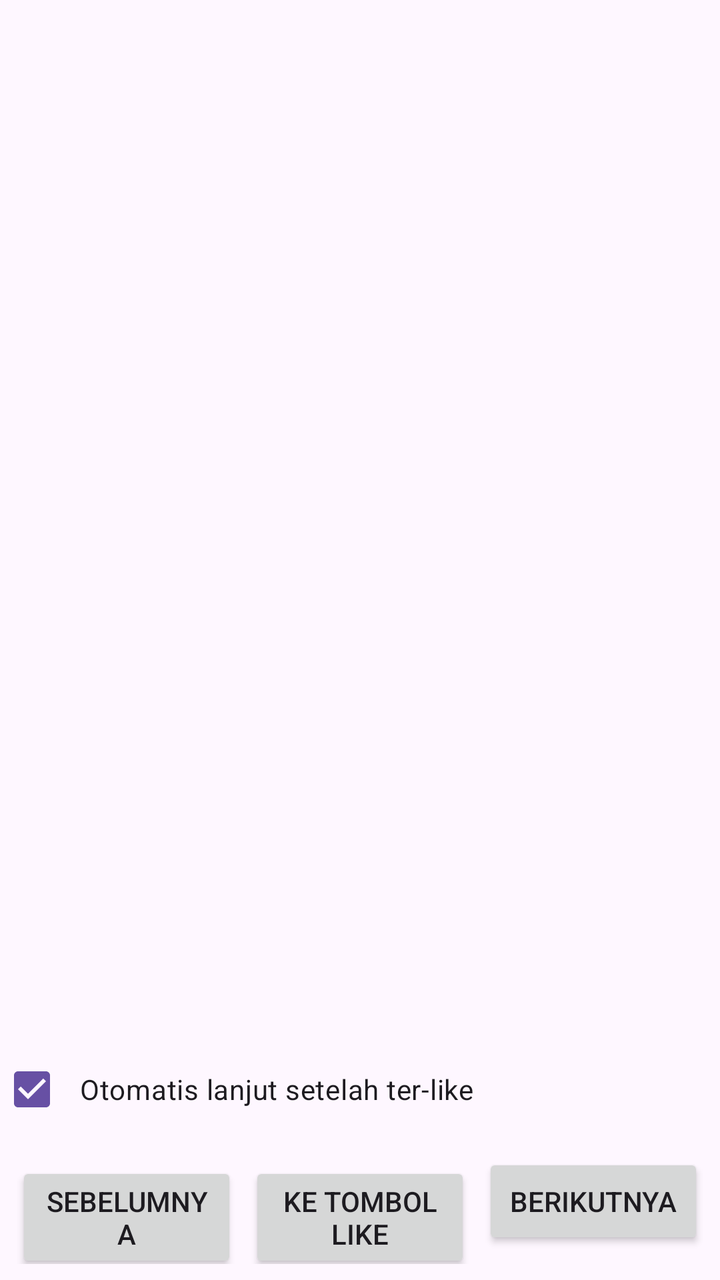
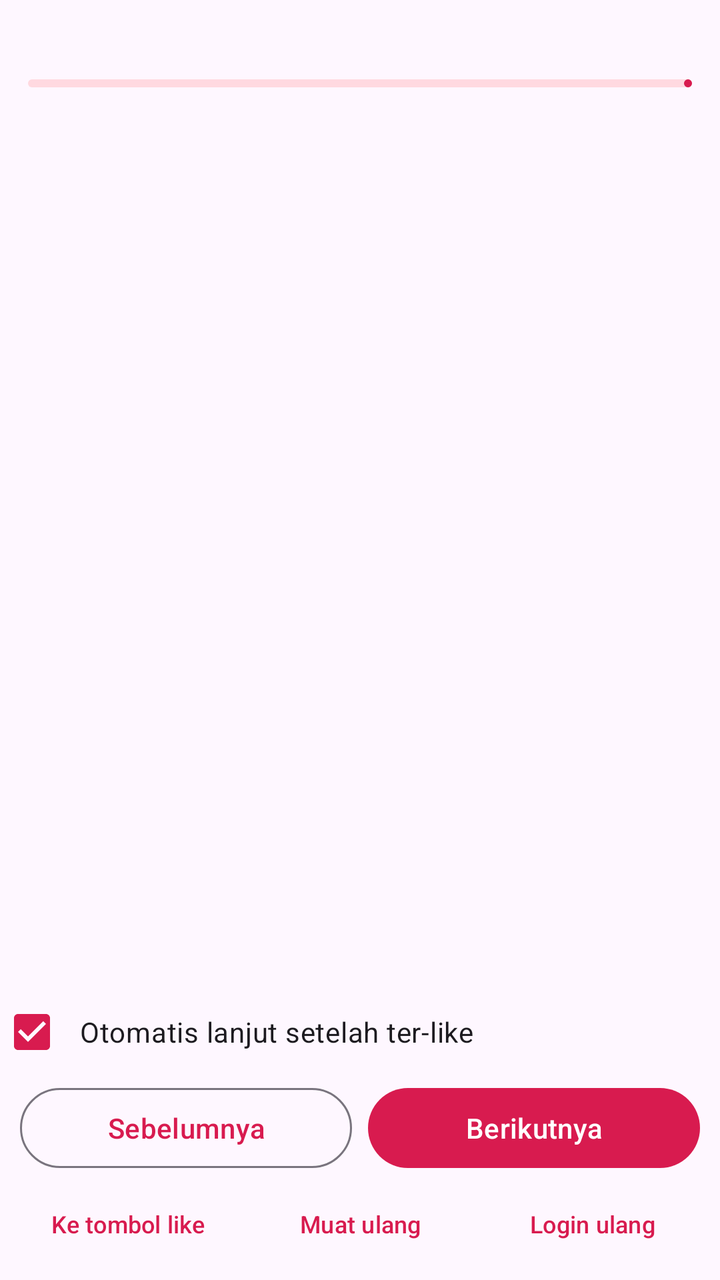

Compare the two renders of this Android layout. The source of the first and the diff that turns it into the second are given below.
<!-- AndroidManifest.xml: application theme Theme.TikTokLike -->
<!-- res/layout/activity_manual.xml -->
<?xml version="1.0" encoding="utf-8"?>
<LinearLayout xmlns:android="http://schemas.android.com/apk/res/android"
    android:layout_width="match_parent"
    android:layout_height="match_parent"
    android:fitsSystemWindows="true"
    android:orientation="vertical">

    <TextView
        android:id="@+id/tvTitle"
        android:layout_width="match_parent"
        android:layout_height="wrap_content"
        android:paddingStart="12dp"
        android:paddingTop="8dp"
        android:paddingEnd="12dp"
        android:textSize="16sp"
        android:textStyle="bold" />

    <TextView
        android:id="@+id/tvStatus"
        android:layout_width="match_parent"
        android:layout_height="wrap_content"
        android:paddingStart="12dp"
        android:paddingEnd="12dp"
        android:paddingBottom="6dp"
        android:textSize="14sp" />

    <FrameLayout
        android:id="@+id/holder"
        android:layout_width="match_parent"
        android:layout_height="0dp"
        android:layout_weight="1" />

    <CheckBox
        android:id="@+id/cbAuto"
        android:layout_width="match_parent"
        android:layout_height="wrap_content"
        android:checked="true"
        android:paddingStart="8dp"
        android:text="Otomatis lanjut setelah ter-like" />

    <LinearLayout
        android:layout_width="match_parent"
        android:layout_height="wrap_content"
        android:orientation="horizontal"
        android:padding="8dp">

        <Button
            android:id="@+id/btnPrev"
            android:layout_width="0dp"
            android:layout_height="wrap_content"
            android:layout_weight="1"
            android:text="Sebelumnya" />

        <Button
            android:id="@+id/btnFocus"
            android:layout_width="0dp"
            android:layout_height="wrap_content"
            android:layout_marginStart="6dp"
            android:layout_weight="1"
            android:text="Ke tombol like" />

        <Button
            android:id="@+id/btnNext"
            android:layout_width="0dp"
            android:layout_height="wrap_content"
            android:layout_marginStart="6dp"
            android:layout_weight="1"
            android:text="Berikutnya" />
    </LinearLayout>
</LinearLayout>
<!-- resources referenced by this layout -->
<resources>
  <style name="Theme.TikTokLike" parent="Theme.Material3.DayNight.NoActionBar" />
</resources>

<!-- the commit's change to res/layout/activity_manual.xml (unified diff, before → after) -->
@@ -1,5 +1,6 @@
 <?xml version="1.0" encoding="utf-8"?>
 <LinearLayout xmlns:android="http://schemas.android.com/apk/res/android"
+    xmlns:app="http://schemas.android.com/apk/res-auto"
     android:layout_width="match_parent"
     android:layout_height="match_parent"
     android:fitsSystemWindows="true"
@@ -9,20 +10,30 @@
         android:id="@+id/tvTitle"
         android:layout_width="match_parent"
         android:layout_height="wrap_content"
-        android:paddingStart="12dp"
-        android:paddingTop="8dp"
-        android:paddingEnd="12dp"
-        android:textSize="16sp"
+        android:paddingStart="14dp"
+        android:paddingTop="10dp"
+        android:paddingEnd="14dp"
+        android:textAppearance="?attr/textAppearanceTitleMedium"
         android:textStyle="bold" />
+
+    <com.google.android.material.progressindicator.LinearProgressIndicator
+        android:id="@+id/progress"
+        android:layout_width="match_parent"
+        android:layout_height="wrap_content"
+        android:layout_marginStart="14dp"
+        android:layout_marginTop="8dp"
+        android:layout_marginEnd="14dp"
+        app:trackCornerRadius="4dp" />
 
     <TextView
         android:id="@+id/tvStatus"
         android:layout_width="match_parent"
         android:layout_height="wrap_content"
-        android:paddingStart="12dp"
-        android:paddingEnd="12dp"
+        android:paddingStart="14dp"
+        android:paddingTop="6dp"
+        android:paddingEnd="14dp"
         android:paddingBottom="6dp"
-        android:textSize="14sp" />
+        android:textAppearance="?attr/textAppearanceBodyMedium" />
 
     <FrameLayout
         android:id="@+id/holder"
@@ -42,29 +53,65 @@
         android:layout_width="match_parent"
         android:layout_height="wrap_content"
         android:orientation="horizontal"
-        android:padding="8dp">
+        android:paddingStart="10dp"
+        android:paddingEnd="10dp">
 
-        <Button
+        <com.google.android.material.button.MaterialButton
             android:id="@+id/btnPrev"
+            style="@style/Widget.Material3.Button.OutlinedButton"
             android:layout_width="0dp"
             android:layout_height="wrap_content"
             android:layout_weight="1"
             android:text="Sebelumnya" />
 
-        <Button
-            android:id="@+id/btnFocus"
-            android:layout_width="0dp"
-            android:layout_height="wrap_content"
-            android:layout_marginStart="6dp"
-            android:layout_weight="1"
-            android:text="Ke tombol like" />
-
-        <Button
+        <com.google.android.material.button.MaterialButton
             android:id="@+id/btnNext"
             android:layout_width="0dp"
             android:layout_height="wrap_content"
-            android:layout_marginStart="6dp"
+            android:layout_marginStart="8dp"
             android:layout_weight="1"
             android:text="Berikutnya" />
     </LinearLayout>
+
+    <LinearLayout
+        android:layout_width="match_parent"
+        android:layout_height="wrap_content"
+        android:orientation="horizontal"
+        android:paddingStart="6dp"
+        android:paddingEnd="6dp"
+        android:paddingBottom="4dp">
+
+        <com.google.android.material.button.MaterialButton
+            android:id="@+id/btnFocus"
+            style="@style/Widget.Material3.Button.TextButton"
+            android:layout_width="0dp"
+            android:layout_height="wrap_content"
+            android:layout_weight="1"
+            android:paddingStart="4dp"
+            android:paddingEnd="4dp"
+            android:text="Ke tombol like"
+            android:textSize="12sp" />
+
+        <com.google.android.material.button.MaterialButton
+            android:id="@+id/btnReload"
+            style="@style/Widget.Material3.Button.TextButton"
+            android:layout_width="0dp"
+            android:layout_height="wrap_content"
+            android:layout_weight="1"
+            android:paddingStart="4dp"
+            android:paddingEnd="4dp"
+            android:text="Muat ulang"
+            android:textSize="12sp" />
+
+        <com.google.android.material.button.MaterialButton
+            android:id="@+id/btnLogin"
+            style="@style/Widget.Material3.Button.TextButton"
+            android:layout_width="0dp"
+            android:layout_height="wrap_content"
+            android:layout_weight="1"
+            android:paddingStart="4dp"
+            android:paddingEnd="4dp"
+            android:text="Login ulang"
+            android:textSize="12sp" />
+    </LinearLayout>
 </LinearLayout>
<!-- resource entries referenced after the edit -->
@@ -1,5 +1,12 @@
 <!-- resources referenced by this layout -->
 <resources>
-  <style name="Theme.TikTokLike" parent="Theme.Material3.DayNight.NoActionBar" />
+  <style name="Theme.TikTokLike" parent="Theme.Material3.DayNight.NoActionBar">
+          <item name="colorPrimary">#D81B4F</item>
+          <item name="colorOnPrimary">#FFFFFF</item>
+          <item name="colorPrimaryContainer">#FFD9E0</item>
+          <item name="colorOnPrimaryContainer">#40000F</item>
+          <item name="colorSecondaryContainer">#FFD9E0</item>
+          <item name="colorOnSecondaryContainer">#40000F</item>
+      </style>
 </resources>
 
